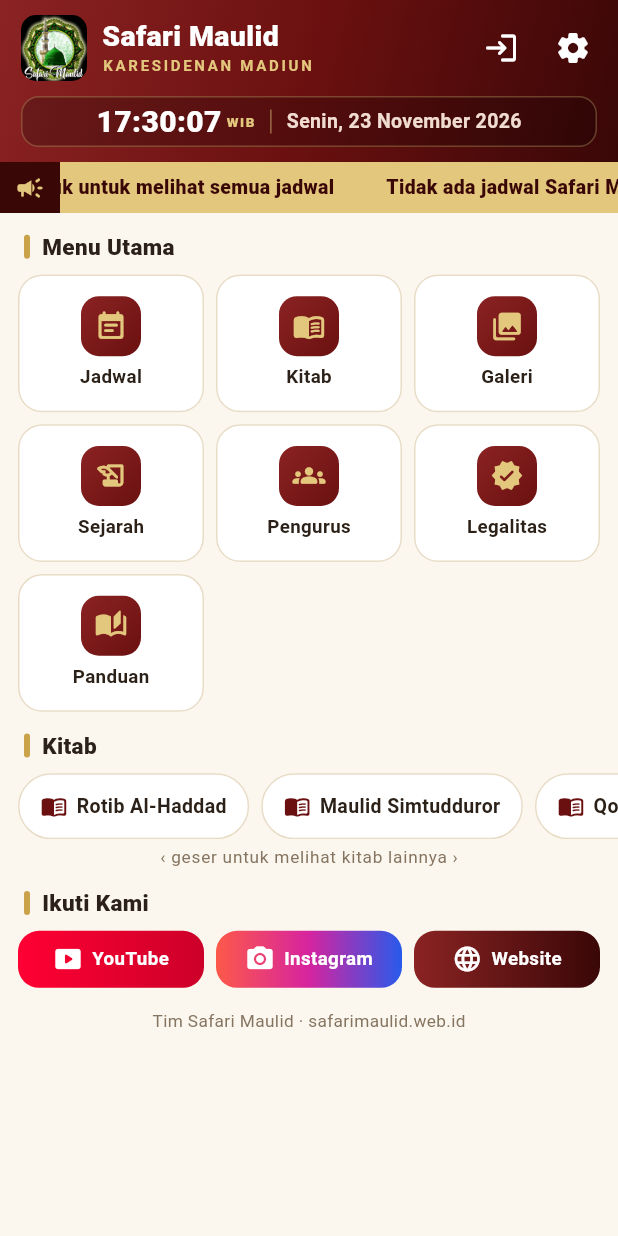
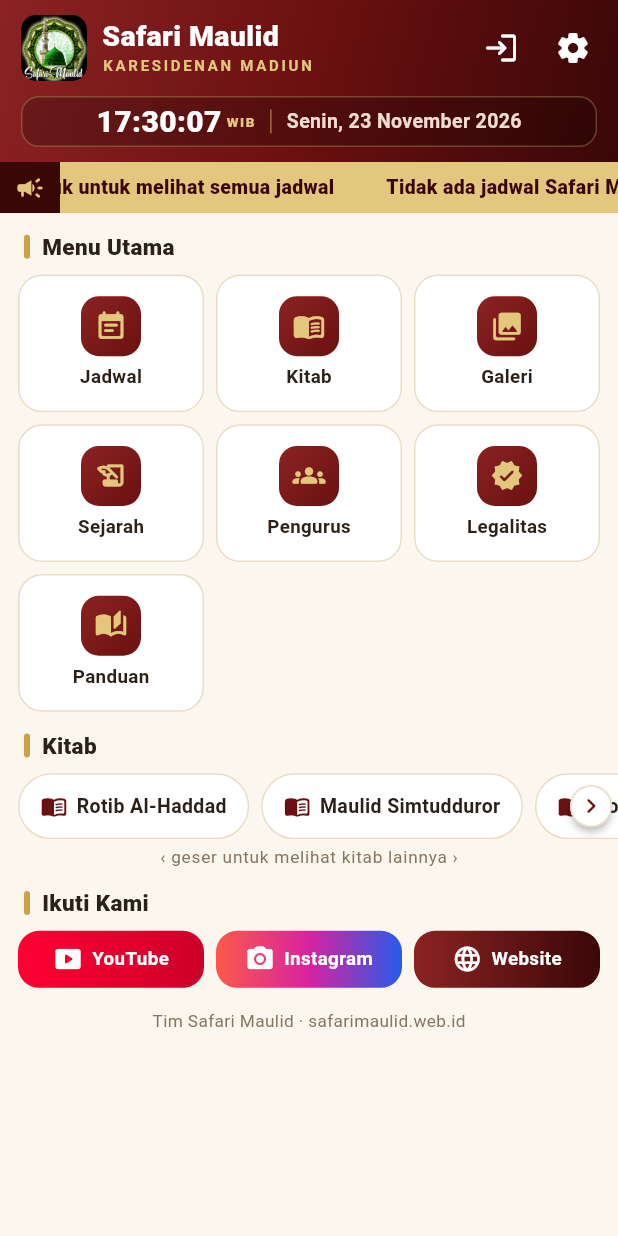
Before and after one commit to sandiariwijaya/safari_maulid, a Flutter app: the screen it shows after launch, on a phone screen of 412 x 824 dp. Run offline on Flutter 3.47's test engine with Material 3 defaults, Android fonts, the phone set to English and light mode, and no system bars; our stand-ins replace cached_network_image, google_fonts, permission_handler, photo_view, shared_preferences; missing offline and left inert: flutter_inappwebview; network calls fail.

Commit message:
Add files via upload

```diff
--- a/lib/main.dart
+++ b/lib/main.dart
@@ -510,38 +510,7 @@ class _HalamanUtamaState extends State<HalamanUtama> {
         case 'kitab':
           return Column(crossAxisAlignment: CrossAxisAlignment.stretch, children: [
             const _Judul('Kitab'),
-            SizedBox(
-              height: 44 * a.skalaHuruf,
-              child: ListView.separated(
-                scrollDirection: Axis.horizontal,
-                padding: const EdgeInsets.symmetric(horizontal: 12),
-                itemCount: kKitab.length,
-                separatorBuilder: (_, __) => const SizedBox(width: 8),
-                itemBuilder: (context, i) {
-                  final k = kKitab[i];
-                  return Material(
-                    color: Colors.white,
-                    borderRadius: BorderRadius.circular(22),
-                    child: InkWell(
-                      borderRadius: BorderRadius.circular(22),
-                      onTap: () => bukaHalaman(context, 'kitab.php?k=${k.$1}', k.$2),
-                      child: Container(
-                        padding: const EdgeInsets.symmetric(horizontal: 14),
-                        decoration: BoxDecoration(
-                          borderRadius: BorderRadius.circular(22),
-                          border: Border.all(color: const Color(0xFFE8DCC6)),
-                        ),
-                        child: Row(mainAxisSize: MainAxisSize.min, children: [
-                          Icon(Icons.menu_book_rounded, color: t.utama, size: 18 * a.skalaIkon),
-                          const SizedBox(width: 6),
-                          Text(k.$2, style: const TextStyle(fontWeight: FontWeight.w700, fontSize: 13, color: kInk)),
-                        ]),
-                      ),
-                    ),
-                  );
-                },
-              ),
-            ),
+            _BarisKitab(tinggi: 44 * a.skalaHuruf),
             const Padding(
               padding: EdgeInsets.only(top: 4),
               child: Center(
@@ -605,6 +574,112 @@ class _HalamanUtamaState extends State<HalamanUtama> {
           ),
         ),
       ),
+    );
+  }
+}
+
+/// Deretan tombol kitab yang bisa digeser, dengan panah kecil di kiri & kanan.
+class _BarisKitab extends StatefulWidget {
+  final double tinggi;
+  const _BarisKitab({required this.tinggi});
+  @override
+  State<_BarisKitab> createState() => _BarisKitabState();
+}
+
+class _BarisKitabState extends State<_BarisKitab> {
+  final _gulir = ScrollController();
+  bool _kiri = false, _kanan = true;
+
+  @override
+  void initState() {
+    super.initState();
+    _gulir.addListener(_cek);
+    WidgetsBinding.instance.addPostFrameCallback((_) => _cek());
+  }
+
+  void _cek() {
+    if (!_gulir.hasClients) return;
+    final p = _gulir.position;
+    final kiri = p.pixels > 2;
+    final kanan = p.pixels < p.maxScrollExtent - 2;
+    if (kiri != _kiri || kanan != _kanan) setState(() {
+      _kiri = kiri;
+      _kanan = kanan;
+    });
+  }
+
+  void _geser(int arah) {
+    if (!_gulir.hasClients) return;
+    final p = _gulir.position;
+    final tujuan = (p.pixels + arah * p.viewportDimension * 0.7).clamp(0.0, p.maxScrollExtent);
+    _gulir.animateTo(tujuan, duration: const Duration(milliseconds: 300), curve: Curves.easeOut);
+  }
+
+  @override
+  void dispose() {
+    _gulir.dispose();
+    super.dispose();
+  }
+
+  Widget _panah(IconData ikon, VoidCallback onTap, Color warna) {
+    return Material(
+      color: Colors.white,
+      shape: const CircleBorder(side: BorderSide(color: Color(0xFFE8DCC6))),
+      elevation: 2,
+      child: InkWell(
+        customBorder: const CircleBorder(),
+        onTap: onTap,
+        child: SizedBox(width: 28, height: 28, child: Icon(ikon, size: 20, color: warna)),
+      ),
+    );
+  }
+
+  @override
+  Widget build(BuildContext context) {
+    final a = Atur.i;
+    final t = a.tema;
+    return SizedBox(
+      height: widget.tinggi,
+      child: Stack(alignment: Alignment.center, children: [
+        NotificationListener<ScrollMetricsNotification>(
+          onNotification: (_) {
+            _cek();
+            return false;
+          },
+          child: ListView.separated(
+            controller: _gulir,
+            scrollDirection: Axis.horizontal,
+            padding: const EdgeInsets.symmetric(horizontal: 12),
+            itemCount: kKitab.length,
+            separatorBuilder: (_, __) => const SizedBox(width: 8),
+            itemBuilder: (context, i) {
+              final k = kKitab[i];
+              return Material(
+                color: Colors.white,
+                borderRadius: BorderRadius.circular(22),
+                child: InkWell(
+                  borderRadius: BorderRadius.circular(22),
+                  onTap: () => bukaHalaman(context, 'kitab.php?k=${k.$1}', k.$2),
+                  child: Container(
+                    padding: const EdgeInsets.symmetric(horizontal: 14),
+                    decoration: BoxDecoration(
+                      borderRadius: BorderRadius.circular(22),
+                      border: Border.all(color: const Color(0xFFE8DCC6)),
+                    ),
+                    child: Row(mainAxisSize: MainAxisSize.min, children: [
+                      Icon(Icons.menu_book_rounded, color: t.utama, size: 18 * a.skalaIkon),
+                      const SizedBox(width: 6),
+                      Text(k.$2, style: const TextStyle(fontWeight: FontWeight.w700, fontSize: 13, color: kInk)),
+                    ]),
+                  ),
+                ),
+              );
+            },
+          ),
+        ),
+        if (_kiri) Positioned(left: 4, child: _panah(Icons.chevron_left_rounded, () => _geser(-1), t.utama)),
+        if (_kanan) Positioned(right: 4, child: _panah(Icons.chevron_right_rounded, () => _geser(1), t.utama)),
+      ]),
     );
   }
 }
--- a/pubspec.yaml
+++ b/pubspec.yaml
@@ -3,7 +3,7 @@ description: Aplikasi Safari Maulid Karesidenan Madiun - membuka website https:/
 publish_to: 'none'
 
 # 1.1.0 = versi tampil. versionCode otomatis = nomor build GitHub.
-version: 1.5.1+8
+version: 1.5.2+9
 
 environment:
   sdk: '>=3.4.0 <4.0.0'
```
